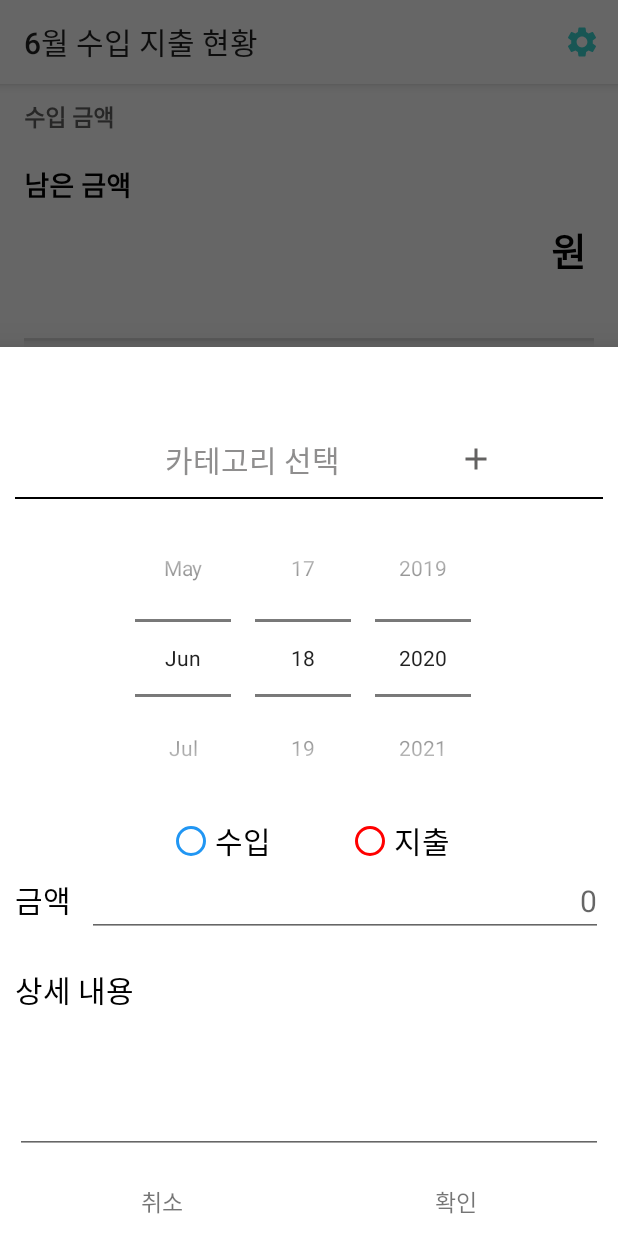
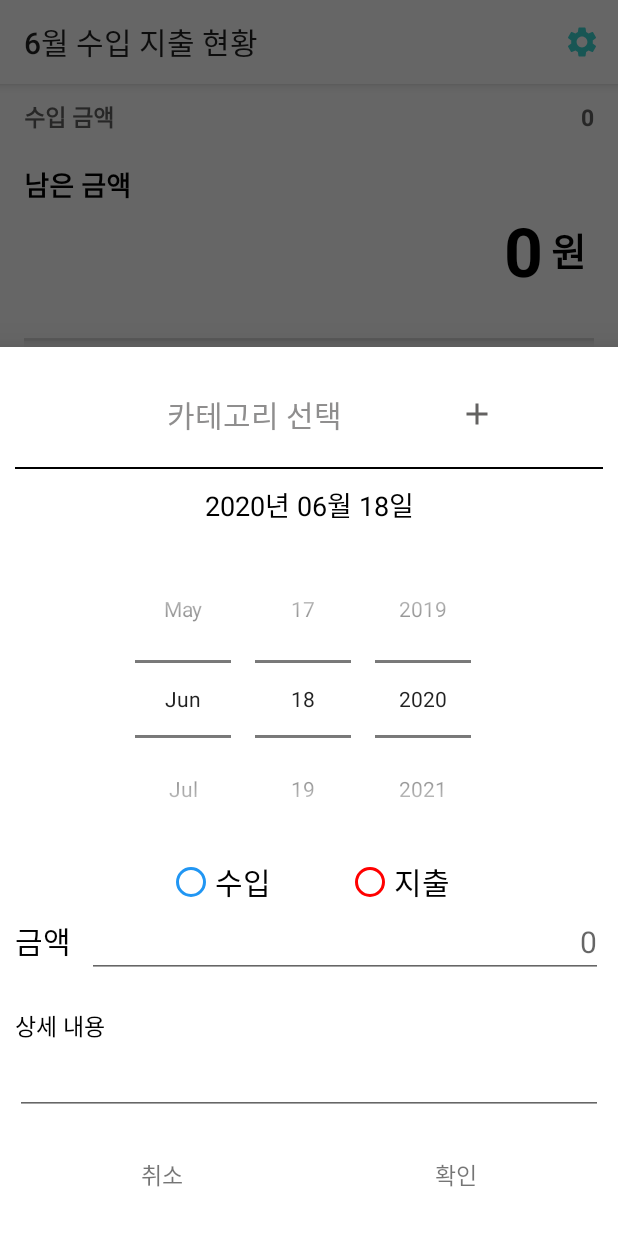
Before and after one commit to ljhmln/Monthly_Pay, an Android app: the screen it shows after launch (MainActivity), after a tap on an icon or button, on a phone screen of 412 x 824 dp. Run offline under Robolectric (Android 15) with nearby library versions, the phone set to English and light mode, and no system bars; libraries missing offline, so code that uses them is left out: com.github.mikephil.charting.

Commit message:
추가하기 레이아웃 수정중

```diff
--- a/Monthly_Household_Account_Book/app/src/main/java/com/example/monthly_household_account_book/DataBaseHelper.java
+++ b/Monthly_Household_Account_Book/app/src/main/java/com/example/monthly_household_account_book/DataBaseHelper.java
@@ -15,13 +15,25 @@ public class DataBaseHelper extends SQLiteOpenHelper {
 
     public static final int DATABASE_VERSION = 1;
     private ArrayList<Items> dataArr = new ArrayList<Items>();
-    private SQLiteDatabase db;
+    private SQLiteDatabase dbWrite = getWritableDatabase();
+    private SQLiteDatabase dbRead = getReadableDatabase();
 
 
     public DataBaseHelper(Context context) {
         super(context, "datadb", null, DATABASE_VERSION);
 
     }
+
+    public boolean isEmpty(){
+        // true -> Empty
+        // false -> not Empty
+        Cursor c = dbRead.rawQuery("select * from tb_fixed",null);
+        if(c == null || c.getCount() == 0){
+            return true;
+        }
+        return false;
+    }
+
 
     @Override
     public void onCreate(SQLiteDatabase db) {
@@ -56,55 +68,106 @@ public class DataBaseHelper extends SQLiteOpenHelper {
 
     //테스트 보기
     public String getAllData() {
-        db = getReadableDatabase();
 
-        Cursor cursor = db.rawQuery("select * from tb_fixed", null);
+        Cursor cursor = dbRead.rawQuery("select * from tb_data where kind='지출'", null);
         String result = "";
-        int i = 0;
-        while (cursor.moveToNext()) {
-            result += cursor.getString(cursor.getColumnIndex("id_m")) + "\n";
-            result += cursor.getInt(cursor.getColumnIndex("fixedMoney")) + "\n";
-            i++;
 
+//        while (cursor.moveToNext()) {
+//            result += cursor.getString(cursor.getColumnIndex("id_m")) + "\n";
+//            result += cursor.getInt(cursor.getColumnIndex("fixedMoney")) + "\n";
+//        }
+        while (cursor.moveToNext()){
+            result += cursor.getInt(cursor.getColumnIndex("money"))+"\n";
+            System.out.println(result);
         }
 
         return result;
     }
 
     public void insert(String id, String date, String time, String category, String kind, String money, String memo) {
-        db = getWritableDatabase();
 
-        db.execSQL("insert into tb_data (id, date, time, category, kind, money, memo) " +
+
+        dbWrite.execSQL("insert into tb_data (id, date, time, category, kind, money, memo) " +
                 "values ('" + id + "','" + date + "','" + time + "','" + category + "','" + kind + "','" + money + "','" + memo + "')");
         Log.e("error", "SQLite insert error");
 
     }
 
     public String getIncome(String date) {
-        db = getReadableDatabase();
 
-        String result = "";
+        if(!isEmpty()){
+            int result = 0;
 
-        Cursor income = db.rawQuery("select sum(money) from tb_data where date like '%" + date + "%' and kind='지출'", null);
+            Cursor income = dbRead.rawQuery("select * from tb_data where id like '%" + date + "%' and kind='수입'", null);
+//            while (income.moveToFirst()) {
+//                result = income.getInt(0);
+//            }
+            int i =0;
+            System.out.println("getIncome date 값 = "+date);
             while (income.moveToNext()) {
-
-            result = income.getString(0);
+                result += income.getInt(income.getColumnIndex("money"));
+                System.out.println("값= "+(i++)+">"+result);
+                System.out.println(income.getInt(income.getColumnIndex("money")));
+            }
+            return String.valueOf(result);
         }
 
-
-        return result;
+       return null;
 
     }
 
     public String getOutgoing(String date) {
-        db = getReadableDatabase();
+        System.out.println("getOutgoing 들어옴");
+        if(!isEmpty()){
+            Cursor outgoing = dbRead.rawQuery("select sum(money) from tb_data where date like '%" + date + "%' and kind='지출'", null);
+            String result = "";
 
-        Cursor outgoing = db.rawQuery("select sum(money) from tb_data where date like '%" + date + "%' and kind='수입'", null);
-        String result = "";
+            System.out.println("isEmpty : "+ isEmpty());
+
+
                 while (outgoing.moveToNext()) {
-            result = outgoing.getString(0);
+                    result = String.valueOf(outgoing.getInt(0));
+                    System.out.println("result : "+ result);
                 }
+                if(result!=null)
                     return result;
+                else
+                    return "0";
+
+
+        }else {
+            return "0";
+        }
+
+    }
+
+    public String getBelence(String date) {
+
+        String income = getIncome(date);
+        String outgoing = getOutgoing(date);
+        String fixedMoney = getFixedMoney(date);
+
+        double result = 0;
+
+        if(fixedMoney!=null){
+            result = Double.parseDouble(fixedMoney);
+        }
+
+        if(!isEmpty()){
+
+            if(income!=null)
+                result += Double.parseDouble(income);
+            if(outgoing!=null)
+                result -= Double.parseDouble(outgoing);
+
+            return String.valueOf(result);
+
+        }else {
+            return "0";
+        }
+
+
+
 
     }
 
@@ -112,11 +175,11 @@ public class DataBaseHelper extends SQLiteOpenHelper {
     public ArrayList<Items> getltems(String date) {
         System.out.println("array 리턴");
         Log.d("TAG", "" + getClass().getName() + "의 getItems 인자값 :" + date);
-        db = getReadableDatabase();
+
         Items item;
 
         String query = "select * from tb_data where id like '%" + date + "%'";
-        Cursor forList = db.rawQuery(query, null);
+        Cursor forList = dbRead.rawQuery(query, null);
 
         while (forList.moveToNext()) {
             item = new Items();
@@ -139,41 +202,43 @@ public class DataBaseHelper extends SQLiteOpenHelper {
         return dataArr;
     }
 
-    public String getBelence(String date) {
 
-        return null;
-    }
 
     public void setFixedMoney(String fixedMoney, String date) {
-        db = getReadableDatabase();
+
         String query = "select * from tb_fixed where id_m='" + date + "'";
 
         boolean check = true;
-        Cursor cursor = db.rawQuery(query, null);
+        Cursor cursor = dbRead.rawQuery(query, null);
         int fixedM = Integer.parseInt(fixedMoney);
 
         while (cursor.moveToNext()) {
-            db = getWritableDatabase();
-            db.execSQL("update tb_fixed set fixedMoney='" + fixedM + "' where id_m='" + date + "'");
+            dbWrite.execSQL("update tb_fixed set fixedMoney='" + fixedM + "' where id_m='" + date + "'");
             check = false;
         }
 
         if (check) {
-            db.execSQL("insert into tb_fixed (id_m, fixedMoney)  values ('" + date + "', '" + fixedM + "')");
+            dbWrite.execSQL("insert into tb_fixed (id_m, fixedMoney)  values ('" + date + "', '" + fixedM + "')");
         }
     }
 
     public String getFixedMoney(String date) {
-        db = getReadableDatabase();
+
+        if(!isEmpty()){
             System.out.println(date);
             String query = "select fixedMoney from tb_fixed where id_m='" + date + "'";
 
             String result = "";
-        Cursor cursor = db.rawQuery(query, null);
+            Cursor cursor = dbRead.rawQuery(query, null);
 
             while (cursor.moveToNext()) {
                 result = String.valueOf(cursor.getInt(cursor.getColumnIndex("fixedMoney")));
             }
             return result;
+        }else {
+            return "0";
+        }
+
+
     }
 }
--- a/Monthly_Household_Account_Book/app/src/main/java/com/example/monthly_household_account_book/DateRunnable.java
+++ b/Monthly_Household_Account_Book/app/src/main/java/com/example/monthly_household_account_book/DateRunnable.java
@@ -12,7 +12,26 @@ public class DateRunnable implements Runnable {
     private SimpleDateFormat Dateformat;
 
     public void run() {
-        while (true) {
+//        while (true) {
+//            nowDate = new Date(System.currentTimeMillis());
+//
+//            Dateformat = new SimpleDateFormat("yyyy");
+//            this.year = Dateformat.format(nowDate);
+//
+//            Dateformat = new SimpleDateFormat("MM");
+//            this.month = Dateformat.format(nowDate);
+//
+//            Dateformat = new SimpleDateFormat("dd");
+//            this.day = Dateformat.format(nowDate);
+//
+//            Dateformat = new SimpleDateFormat("HHmmss");
+//            this.time = Dateformat.format(nowDate);
+//
+//        }
+
+    }
+
+    public void runningDate(String kindTime){
         nowDate = new Date(System.currentTimeMillis());
 
         Dateformat = new SimpleDateFormat("yyyy");
@@ -23,32 +42,37 @@ public class DateRunnable implements Runnable {
 
         Dateformat = new SimpleDateFormat("dd");
         this.day = Dateformat.format(nowDate);
+        if(kindTime.equals("user"))
+            Dateformat = new SimpleDateFormat("HHmm");
+        else
+            Dateformat = new SimpleDateFormat("HHmmss");
 
-            Dateformat = new SimpleDateFormat("HHmmss");
         this.time = Dateformat.format(nowDate);
-
     }
 
-    }
-
-    public String getNowDate_Time() {
+    public String getId() {
         //tb_data id
+        runningDate("");
         return year + month + day + time;
     }
 
+    public String getTimeforUser(){
+        runningDate("user");
+        return time;
+    }
+    public String getMonthDay(){
+        runningDate("");
+        return month + day;
+    }
+
     public String getNowYear() {
+        runningDate("");
         return year;
     }
 
     public String getNowYear_Month() {
-        nowDate = new Date(System.currentTimeMillis());
-
-        Dateformat = new SimpleDateFormat("yyyy");
-        this.year = Dateformat.format(nowDate);
-
-        Dateformat = new SimpleDateFormat("MM");
-        this.month = Dateformat.format(nowDate);
-
+        runningDate("");
         return year+month;
     }
+
 }
--- a/Monthly_Household_Account_Book/app/src/main/java/com/example/monthly_household_account_book/MainActivity.java
+++ b/Monthly_Household_Account_Book/app/src/main/java/com/example/monthly_household_account_book/MainActivity.java
@@ -27,7 +27,7 @@ import java.text.SimpleDateFormat;
 import java.util.ArrayList;
 import java.util.Date;
 
-public class MainActivity extends AppCompatActivity implements Money.OnDateChanged {
+public class MainActivity extends AppCompatActivity  {
 
     private BottomNavigationView bottomNavigationView;
     private FragmentManager fragmentManager;
@@ -47,13 +47,13 @@ public class MainActivity extends AppCompatActivity implements Money.OnDateChang
     /*수입금액 설정 테스트 코드 시작*/
     private TextView fixed_money_edit;
 
-    @Override
-    public void refresh(ListviewAdapter adapter){
-        adapter.notifyDataSetChanged();
-        setFrag(0);
-
-        System.out.println("리프레쉬");
-    }
+//    @Override
+//    public void refresh(ListviewAdapter adapter){
+//        adapter.notifyDataSetChanged();
+//        setFrag(0);
+//
+//        System.out.println("리프레쉬");
+//    }
 
     @Override
     protected void onActivityResult(int requestCode, int resultCode, @Nullable Intent data) {
--- a/Monthly_Household_Account_Book/app/src/main/java/com/example/monthly_household_account_book/Money.java
+++ b/Monthly_Household_Account_Book/app/src/main/java/com/example/monthly_household_account_book/Money.java
@@ -40,7 +40,7 @@ import static android.view.Gravity.BOTTOM;
 public class Money extends Fragment {
 
     private View view;
-    private TextView belence_txt, fixed_money_edit;
+    private TextView belence_txt, fixed_money_edit, total_outgoing_txt;
     ListviewAdapter adapter;
     ListView listView;
 
@@ -67,8 +67,8 @@ public class Money extends Fragment {
         adapter.notifyDataSetChanged();
 
 
-        OnDateChanged re = (OnDateChanged) getActivity();
-        re.refresh(adapter);
+//        OnDateChanged re = (OnDateChanged) getActivity();
+//        re.refresh(adapter);
 
 
     }
@@ -81,10 +81,11 @@ public class Money extends Fragment {
 
         // 초기화
         listView = (ListView)view.findViewById(R.id.listview);
-        final TextView total_outgoing_txt = (TextView)view.findViewById(R.id.total_outgoing_txt);
+        total_outgoing_txt = (TextView)view.findViewById(R.id.total_outgoing_txt);
         belence_txt  = (TextView)view.findViewById(R.id.belence_txt);
         Button add_btn = (Button)view.findViewById(R.id.add_btn);
         fixed_money_edit = (TextView)view.findViewById(R.id.fixed_money_edit);
+
 
         listView.setAdapter(adapter);
         // 자동 스크롤
@@ -185,11 +186,19 @@ public class Money extends Fragment {
     public void changeMoney() {
         DecimalFormat decimalFormat = new DecimalFormat("###,###");
 //        belence_txt.setText(decimalFormat.format(((MainActivity)getActivity()).getBeleance()));
+
         /*
         테스트
          */
         DataBaseHelper helper = new DataBaseHelper(getContext());
-        belence_txt.setText(helper.getOutgoing("202006"));
+        String moneyFormat = decimalFormat.format(
+                Double.parseDouble(helper.getBelence(MainActivity.dateRun.getNowYear_Month())));
+        System.out.println(helper.getOutgoing(MainActivity.dateRun.getNowYear_Month()));
+        String outgoingFormat = decimalFormat.format(
+                Double.parseDouble(helper.getOutgoing(MainActivity.dateRun.getNowYear_Month())));
+
+        belence_txt.setText(moneyFormat);
+        total_outgoing_txt.setText(outgoingFormat);
     }
 
 
--- a/Monthly_Household_Account_Book/app/src/main/java/com/example/monthly_household_account_book/main_adapter/Add_Activity.java
+++ b/Monthly_Household_Account_Book/app/src/main/java/com/example/monthly_household_account_book/main_adapter/Add_Activity.java
@@ -58,7 +58,7 @@ public class Add_Activity extends BottomSheetDialogFragment  {
         btn_income = (RadioButton) view.findViewById(R.id.btn_income);
         btn_outgoing = (RadioButton) view.findViewById(R.id.btn_outgoing);
         //comma 추가를 위한 watcher 설정
-//        edit_money.addTextChangedListener(watcher);
+        edit_money.addTextChangedListener(watcher);
         final String inputDate = "";
         final String inputTime = "";
 
@@ -99,10 +99,10 @@ public class Add_Activity extends BottomSheetDialogFragment  {
                  /* 데이터 베이스 테스트 코드 시작*/
 
                 DataBaseHelper helper = new DataBaseHelper(getContext());
-                String nowdate = MainActivity.dateRun.getNowDate_Time();
+                String nowdate = MainActivity.dateRun.getId();
 
                 //String id, String date, String time, String category, String kind, String money, String memo
-                helper.insert(nowdate,"20200609",null,null,kind,(edit_money.getText()).toString(),null);
+                helper.insert(nowdate,MainActivity.dateRun.getMonthDay(),MainActivity.dateRun.getTimeforUser(),null,kind,(edit_money.getText()).toString().replace(",",""),null);
 
 
 
--- a/Monthly_Household_Account_Book/app/src/main/res/drawable/ic_add.xml
+++ b/Monthly_Household_Account_Book/app/src/main/res/drawable/ic_add.xml
@@ -1,5 +1,5 @@
 <vector android:height="48dp" android:viewportHeight="144"
     android:viewportWidth="144" android:width="48dp" xmlns:android="http://schemas.android.com/apk/res/android">
-    <path android:fillColor="#636261" android:pathData="M72,71.86m-72,0a72,72 0,1 1,144 0a72,72 0,1 1,-144 0"/>
+    <path android:fillColor="#3DD7D4" android:pathData="M72,71.86m-72,0a72,72 0,1 1,144 0a72,72 0,1 1,-144 0"/>
     <path android:fillColor="#FFFFFF" android:pathData="M109.6,62H81V33.67c0,-5.16 -4.34,-9.34 -9.5,-9.34c-5.16,0 -9.5,4.18 -9.5,9.34V62H33.93c-5.16,0 -9.34,4.34 -9.34,9.5c0,5.16 4.18,9.5 9.34,9.5H62v28.34c0,5.16 4.34,9.33 9.5,9.33c5.16,0 9.5,-4.18 9.5,-9.33V81h28.6c5.16,0 9.34,-4.34 9.34,-9.5C118.94,66.34 114.76,62 109.6,62z"/>
 </vector>
--- a/Monthly_Household_Account_Book/app/src/main/res/layout/activity_add.xml
+++ b/Monthly_Household_Account_Book/app/src/main/res/layout/activity_add.xml
@@ -5,7 +5,7 @@
     android:layout_height="wrap_content"
     android:orientation="vertical"
     android:paddingHorizontal="10dp"
-    android:paddingTop="50dp">
+    android:paddingTop="10dp">
 
     <LinearLayout
         android:layout_width="match_parent"
@@ -16,11 +16,13 @@
         android:paddingVertical="10dp"
         android:weightSum="10">
 
+
         <TextView
             android:id="@+id/btn_select_category"
             android:layout_width="wrap_content"
             android:layout_height="wrap_content"
             android:layout_weight="9.5"
+            android:layout_margin="10dp"
             android:background="?attr/selectableItemBackground"
             android:clickable="true"
             android:gravity="center"
@@ -43,6 +45,15 @@
         android:layout_width="match_parent"
         android:layout_height="1dp"
         android:background="#000000" />
+    <TextView
+        android:layout_width="match_parent"
+        android:layout_height="wrap_content"
+        android:text="2020년 06월 18일"
+        android:textSize="18dp"
+        android:textColor="#000000"
+        android:gravity="center"
+        android:layout_margin="10dp"
+        />
 
     <DatePicker
         android:id="@+id/date_pic"
@@ -126,11 +137,10 @@
             android:checked="true"
             android:text="상세 내용"
             android:textColor="#000000"
-            android:textSize="20dp" />
+            android:textSize="15dp" />
 
         <EditText
             android:layout_width="match_parent"
-            android:lines="3"
             android:layout_height="wrap_content"
             android:gravity="left"
             android:textColor="#000000"
@@ -147,7 +157,7 @@
         <TextView
             android:id="@+id/btn_cancle"
             android:layout_width="wrap_content"
-            android:layout_height="wrap_content"
+            android:layout_height="40dp"
             android:layout_weight="1"
             android:clickable="true"
             android:foreground="?attr/selectableItemBackgroundBorderless"
@@ -158,7 +168,7 @@
         <TextView
             android:id="@+id/btn_confirm"
             android:layout_width="wrap_content"
-            android:layout_height="wrap_content"
+            android:layout_height="40dp"
             android:layout_weight="1"
             android:clickable="true"
             android:foreground="?attr/selectableItemBackgroundBorderless"
--- a/Monthly_Household_Account_Book/app/src/main/res/layout/money.xml
+++ b/Monthly_Household_Account_Book/app/src/main/res/layout/money.xml
@@ -146,7 +146,6 @@
         android:paddingBottom="10sp">
 
         <TextView
-            android:id="@+id/total_outgoing_txt"
             android:layout_width="match_parent"
             android:layout_height="wrap_content"
             android:layout_weight="1"
@@ -158,6 +157,7 @@
 
 
         <TextView
+            android:id="@+id/total_outgoing_txt"
             android:layout_width="match_parent"
             android:layout_height="wrap_content"
             android:layout_weight="1"
```
Also changed, not shown: Monthly_Household_Account_Book/app/src/main/java/com/example/monthly_household_account_book/main_adapter/Items.java (+10 -40 lines), Monthly_Household_Account_Book/app/src/main/java/com/example/monthly_household_account_book/main_adapter/ListviewAdapter.java (+6 -1 lines). Lines whose indentation alone changed are shown as unchanged.
